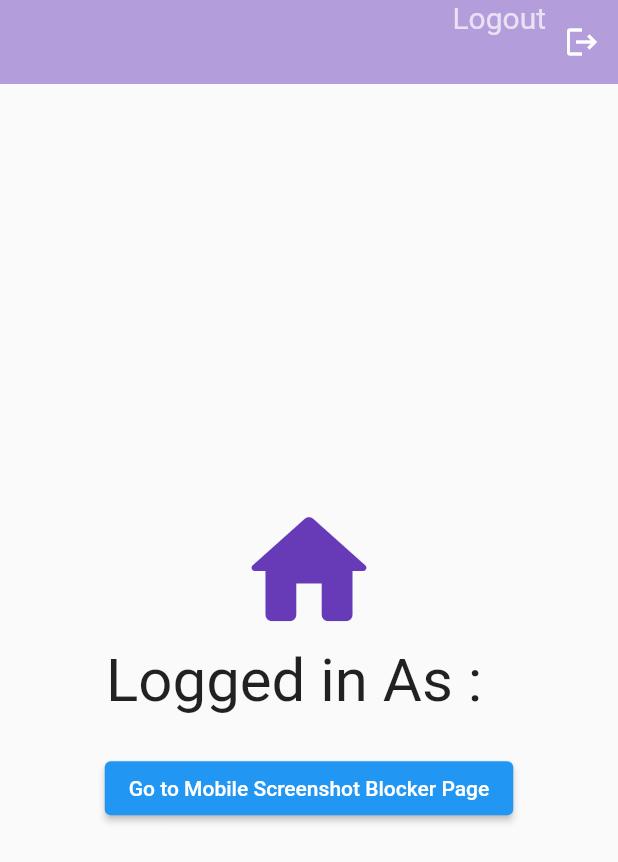
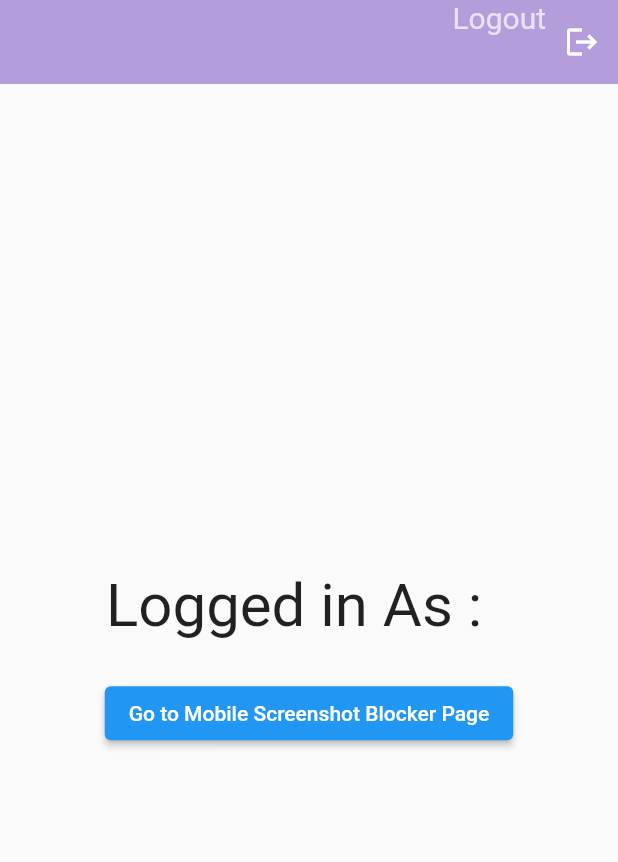
Before and after one commit to iifast2/ModernLoginUI, a Flutter app: the screen it shows once a user with an empty profile is signed in, on a phone screen of 412 x 824 dp. Shown: the top 862 px of the screen. Run offline on Flutter 3.47's test engine with Material 2 defaults, Android fonts, the phone set to English and light mode, and no system bars; our stand-ins replace firebase_auth, firebase_core, google_sign_in, lottie; missing offline and left inert: flutter_windowmanager; accounts and stored records are empty.

Commit message:
Update home_page.dart

```diff
--- a/lib/pages/home_page.dart
+++ b/lib/pages/home_page.dart
@@ -46,13 +46,13 @@ class _HomePageState extends State<HomePage> {
           mainAxisAlignment: MainAxisAlignment.center,
           children: [
 
-            const Icon(
+/*            const Icon(
               Icons.home_rounded,
               size: 100,
               color: Colors.deepPurple,
             ),
 
-
+            */
             Text(
               "Logged in As :  ${user.email!}",
               style: const TextStyle(fontSize: 40),
```
